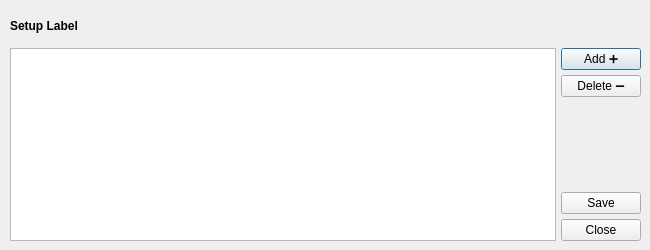
Old version of the form SetupWindow.ui in the repository JoaoBarreiro/RESILISTORM-tool.
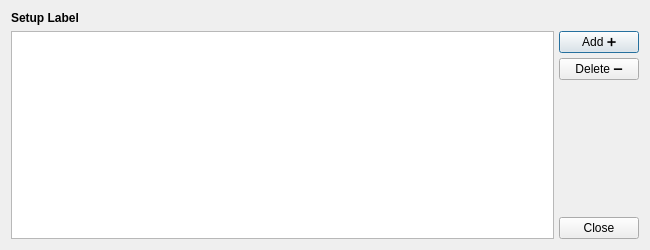
New version of the form. Icons and pictures are not drawn.

The edit to the form file:
```diff
--- a/SetupWindow.ui
+++ b/SetupWindow.ui
@@ -10,19 +10,35 @@
     <height>250</height>
    </rect>
   </property>
+  <property name="sizePolicy">
+   <sizepolicy hsizetype="Fixed" vsizetype="Fixed">
+    <horstretch>0</horstretch>
+    <verstretch>0</verstretch>
+   </sizepolicy>
+  </property>
+  <property name="minimumSize">
+   <size>
+    <width>650</width>
+    <height>250</height>
+   </size>
+  </property>
+  <property name="maximumSize">
+   <size>
+    <width>650</width>
+    <height>250</height>
+   </size>
+  </property>
   <property name="windowTitle">
    <string>Dialog</string>
   </property>
-  <widget class="QWidget" name="verticalLayoutWidget_2">
-   <property name="geometry">
-    <rect>
-     <x>10</x>
-     <y>10</y>
-     <width>631</width>
-     <height>231</height>
-    </rect>
-   </property>
-   <layout class="QVBoxLayout" name="MainVerticalLayout" stretch="1,6">
+  <property name="windowIcon">
+   <iconset resource="resources.qrc">
+    <normaloff>:/icon/icons/REFUSS LOGO.ico</normaloff>:/icon/icons/REFUSS LOGO.ico</iconset>
+  </property>
+  <property name="sizeGripEnabled">
+   <bool>false</bool>
+  </property>
+  <layout class="QVBoxLayout" name="verticalLayout">
     <item>
      <widget class="QLabel" name="SetupLabel">
       <property name="sizePolicy">
@@ -92,25 +108,6 @@
           </property>
          </spacer>
         </item>
-        <item>
-         <widget class="QPushButton" name="Save_BT">
-          <property name="sizePolicy">
-           <sizepolicy hsizetype="Fixed" vsizetype="Fixed">
-            <horstretch>0</horstretch>
-            <verstretch>0</verstretch>
-           </sizepolicy>
-          </property>
-          <property name="minimumSize">
-           <size>
-            <width>0</width>
-            <height>0</height>
-           </size>
-          </property>
-          <property name="text">
-           <string>Save</string>
-          </property>
-         </widget>
-        </item>
         <item>
          <widget class="QPushButton" name="Close_BT">
           <property name="sizePolicy">
@@ -136,7 +133,8 @@
     </item>
    </layout>
   </widget>
- </widget>
- <resources/>
+ <resources>
+  <include location="resources.qrc"/>
+ </resources>
  <connections/>
 </ui>
```
Lines whose indentation alone changed are shown as unchanged.
